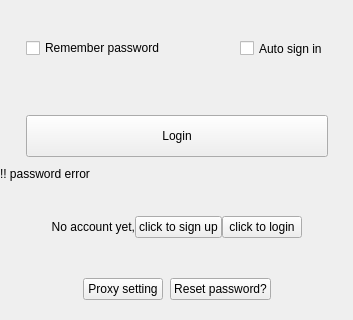
First picture: the form in src/ui/wizLoginDialog.ui, repository WizTeam/WizQTClient, before the edit; both pictures show x 0 to 353 and y 183 to 503 of the 353 by 503 pixel window.
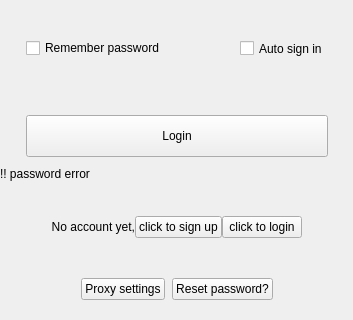
Second picture: the form after the edit. Custom widgets are drawn as their Qt base class.

Commit message: proxy enable

What changed in the file:
```diff
--- a/src/ui/wizLoginDialog.ui
+++ b/src/ui/wizLoginDialog.ui
@@ -629,7 +629,7 @@
         </sizepolicy>
        </property>
        <property name="text">
-        <string>Proxy setting</string>
+        <string>Proxy settings</string>
        </property>
       </widget>
      </item>
```
The commit also changes 3 other files.
